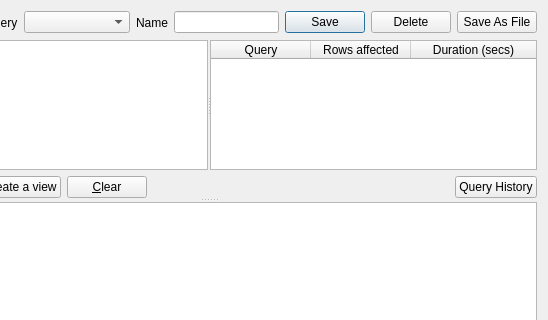
Qt form python/plugins/db_manager/ui/DlgSqlWindow.ui (qgis/QGIS) before a commit; both pictures show x 131 to 679 and y 0 to 320 of the 679 by 525 pixel window.
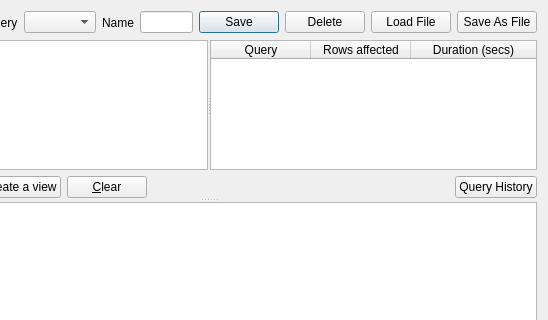
The same form after that commit. Custom widgets are drawn as their Qt base class.

Commit message: Add translation ; add button 'load file'

The edit to the form file:
```diff
--- a/python/plugins/db_manager/ui/DlgSqlWindow.ui
+++ b/python/plugins/db_manager/ui/DlgSqlWindow.ui
@@ -100,6 +100,16 @@
            </property>
           </widget>
          </item>
+         <item>
+          <widget class="QPushButton" name="presetLoadFile">
+           <property name="toolTip">
+            <string>&lt;html&gt;&lt;head/&gt;&lt;body&gt;&lt;p&gt;Load SQL file&lt;/p&gt;&lt;/body&gt;&lt;/html&gt;</string>
+           </property>
+           <property name="text">
+            <string>Load File</string>
+           </property>
+          </widget>
+         </item>
          <item>
           <widget class="QPushButton" name="presetSaveAsFile">
            <property name="toolTip">
```
The commit also changes 1 other file.
